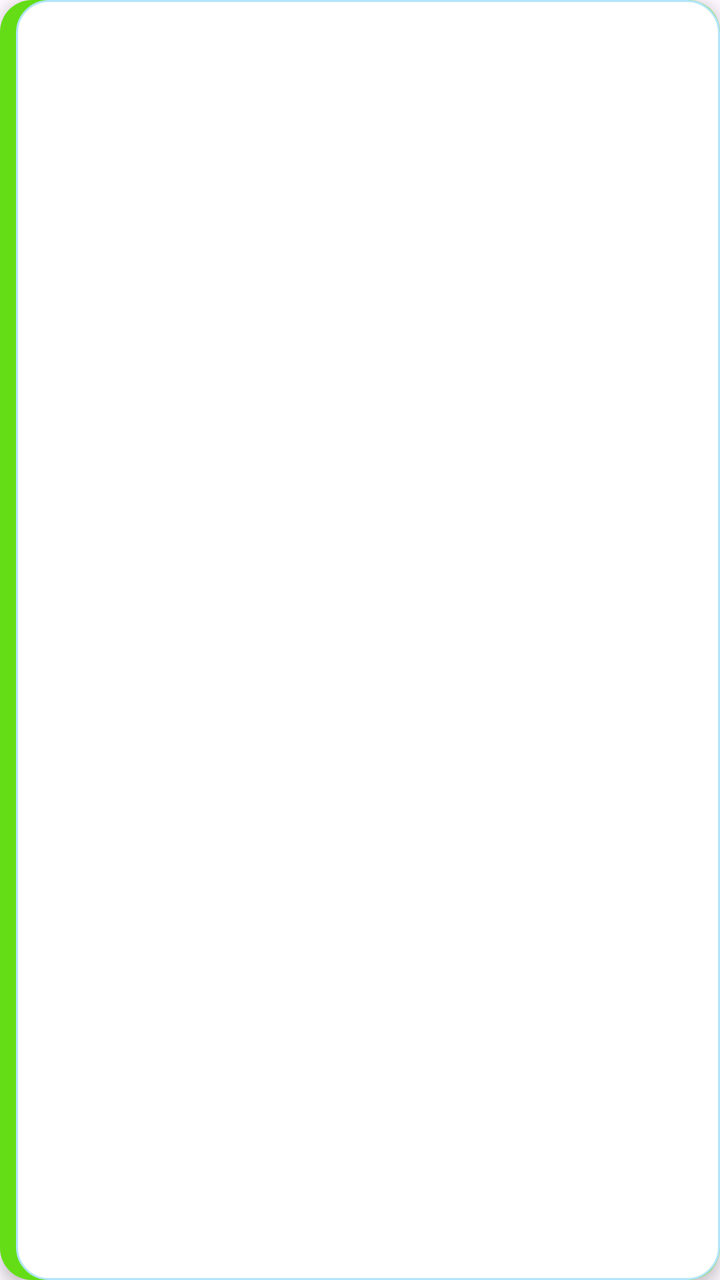
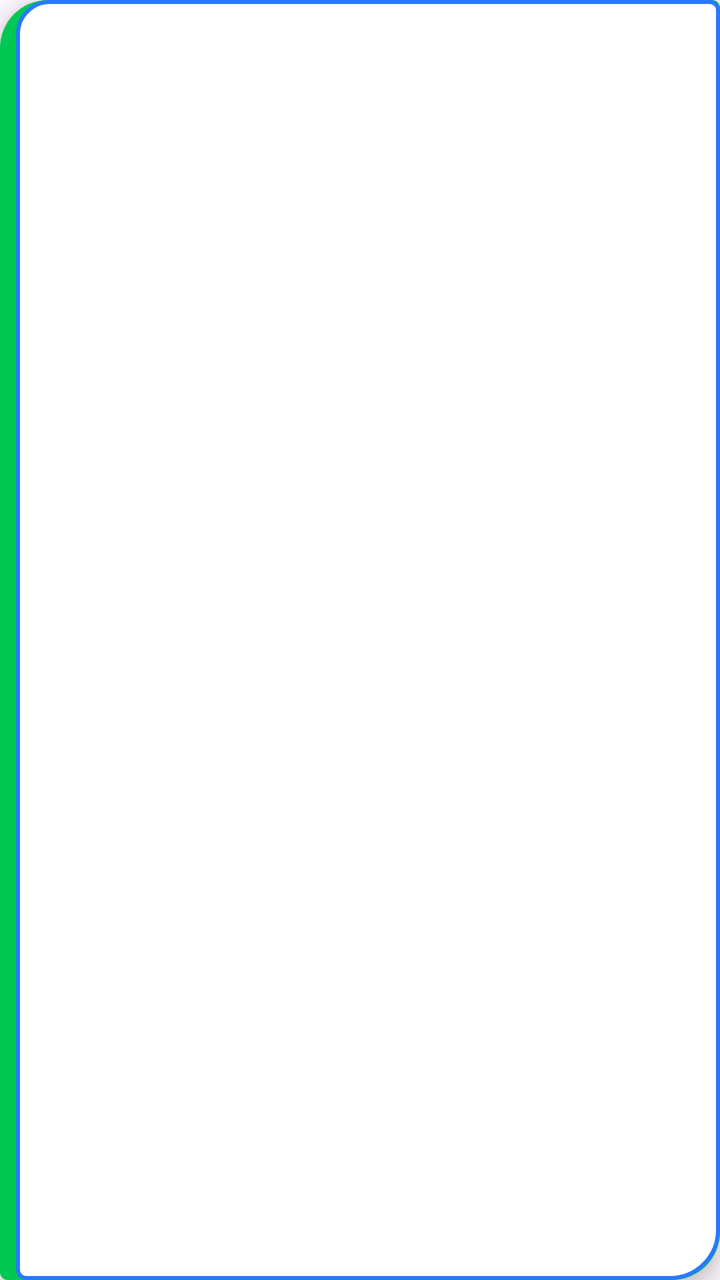

An Android layout rendered at two revisions. The XML below is the earlier revision; the diff shows what the commit changed to produce the second picture.
<!-- AndroidManifest.xml: application theme Theme.MyApplication -->
<!-- res/layout/item_tarea.xml -->
<?xml version="1.0" encoding="utf-8"?>
<LinearLayout xmlns:android="http://schemas.android.com/apk/res/android"
    android:layout_width="match_parent"
    android:layout_height="wrap_content"
    android:orientation="horizontal"
    android:padding="16dp"
    android:layout_marginBottom="12dp"
    android:background="@drawable/bg_item_tarea"
    android:gravity="center_vertical"
    android:elevation="4dp">

    <LinearLayout
        android:layout_width="0dp"
        android:layout_height="wrap_content"
        android:layout_weight="1"
        android:orientation="vertical">

        <TextView
            android:id="@+id/tvTituloTarea"
            android:layout_width="match_parent"
            android:layout_height="wrap_content"
            android:textSize="18sp"
            android:textStyle="bold"
            android:textColor="#01579B" />

        <TextView
            android:id="@+id/tvEstadoTarea"
            android:layout_width="match_parent"
            android:layout_height="wrap_content"
            android:textSize="14sp"
            android:textColor="#0288D1"
            android:layout_marginTop="4dp"/>
    </LinearLayout>

    <TextView
        android:id="@+id/tvUrgenteBadge"
        android:layout_width="wrap_content"
        android:layout_height="wrap_content"
        android:text="¡URGENTE!"
        android:textSize="12sp"
        android:textStyle="bold"
        android:textColor="#FFFFFF"
        android:background="@drawable/bg_badge_urgente"
        android:paddingStart="12dp"
        android:paddingEnd="12dp"
        android:paddingTop="6dp"
        android:paddingBottom="6dp"
        android:visibility="gone"
        android:layout_gravity="center_vertical"/>

</LinearLayout>
<!-- resources referenced by this layout -->
<resources>
  <!-- drawable bg_badge_urgente (drawable) -->
  <?xml version="1.0" encoding="utf-8"?>
  <shape xmlns:android="http://schemas.android.com/apk/res/android"
      android:shape="rectangle">
      <gradient
          android:startColor="#FF9800"
          android:endColor="#FF3D00"
          android:angle="45"/>
      <corners android:radius="12dp"/>
      <stroke android:width="1dp" android:color="#FFFFFF"/>
  </shape>
  <!-- drawable bg_item_tarea (drawable) -->
  <?xml version="1.0" encoding="utf-8"?>
  <layer-list xmlns:android="http://schemas.android.com/apk/res/android">
      <item>
          <shape android:shape="rectangle">
              
              <solid android:color="#64DD17"/>
              <corners android:radius="16dp"/>
          </shape>
      </item>
      <item android:left="8dp">
          <shape android:shape="rectangle">
              <solid android:color="#FFFFFF"/>
              <corners android:radius="16dp"/>
              <stroke android:width="1dp" android:color="#B3E5FC"/>
          </shape>
      </item>
  </layer-list>
  <style name="Theme.MyApplication" parent="Base.Theme.MyApplication" />
  <style name="Base.Theme.MyApplication" parent="Theme.Material3.Light.NoActionBar">
          <item name="android:forceDarkAllowed" tools:targetApi="q">false</item>
  
          
          
      </style>
</resources>

<!-- the commit's change to res/layout/item_tarea.xml (unified diff, before → after) -->
@@ -7,7 +7,7 @@
     android:layout_marginBottom="12dp"
     android:background="@drawable/bg_item_tarea"
     android:gravity="center_vertical"
-    android:elevation="4dp">
+    android:elevation="6dp">
 
     <LinearLayout
         android:layout_width="0dp"
@@ -21,14 +21,14 @@
             android:layout_height="wrap_content"
             android:textSize="18sp"
             android:textStyle="bold"
-            android:textColor="#01579B" />
+            android:textColor="#D50000" />
 
         <TextView
             android:id="@+id/tvEstadoTarea"
             android:layout_width="match_parent"
             android:layout_height="wrap_content"
             android:textSize="14sp"
-            android:textColor="#0288D1"
+            android:textColor="#0D47A1"
             android:layout_marginTop="4dp"/>
     </LinearLayout>
 
<!-- resource entries referenced after the edit -->
@@ -5,11 +5,11 @@
   <shape xmlns:android="http://schemas.android.com/apk/res/android"
       android:shape="rectangle">
       <gradient
-          android:startColor="#FF9800"
-          android:endColor="#FF3D00"
-          android:angle="45"/>
+          android:startColor="#FF0000"
+          android:endColor="#B71C1C"
+          android:angle="90"/>
       <corners android:radius="12dp"/>
-      <stroke android:width="1dp" android:color="#FFFFFF"/>
+      <stroke android:width="1dp" android:color="#2979FF"/>
   </shape>
   <!-- drawable bg_item_tarea (drawable) -->
   <?xml version="1.0" encoding="utf-8"?>
@@ -17,15 +17,23 @@
       <item>
           <shape android:shape="rectangle">
               
-              <solid android:color="#64DD17"/>
-              <corners android:radius="16dp"/>
+              <solid android:color="#00C853"/>
+              <corners
+                  android:topLeftRadius="24dp"
+                  android:bottomRightRadius="24dp"
+                  android:topRightRadius="4dp"
+                  android:bottomLeftRadius="4dp"/>
           </shape>
       </item>
       <item android:left="8dp">
           <shape android:shape="rectangle">
               <solid android:color="#FFFFFF"/>
-              <corners android:radius="16dp"/>
-              <stroke android:width="1dp" android:color="#B3E5FC"/>
+              <corners
+                  android:topLeftRadius="16dp"
+                  android:bottomRightRadius="24dp"
+                  android:topRightRadius="4dp"
+                  android:bottomLeftRadius="4dp"/>
+              <stroke android:width="2dp" android:color="#2979FF"/>
           </shape>
       </item>
   </layer-list>
